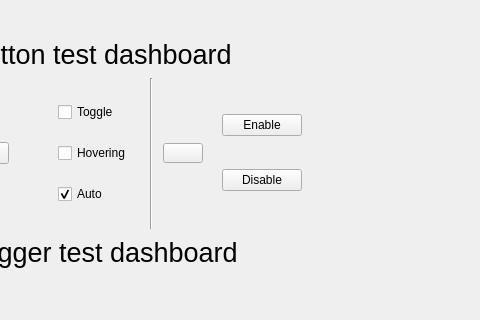
First picture: the form in testApp/mainwindow.ui, repository BeatingLawrence/UltraGUI, before the edit; both pictures show x 182 to 662 and y 0 to 320 of the 800 by 600 pixel window.
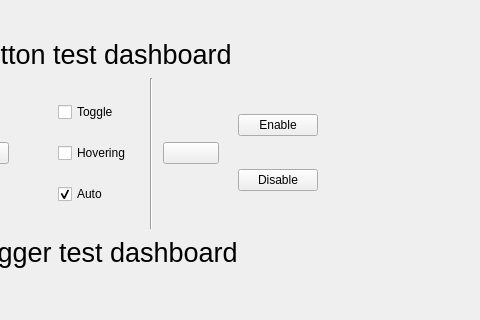
Second picture: the form after the edit. The open tabs and pages were chosen to show the change. Custom widgets are drawn as their Qt base class.

Diff of the .ui file:
```diff
--- a/testApp/mainwindow.ui
+++ b/testApp/mainwindow.ui
@@ -343,8 +343,14 @@
                 </property>
                 <property name="maximumSize">
                  <size>
-                  <width>40</width>
-                  <height>20</height>
+                  <width>56</width>
+                  <height>22</height>
+                 </size>
+                </property>
+                <property name="minimumSize">
+                 <size>
+                  <width>56</width>
+                  <height>22</height>
                  </size>
                 </property>
                 <property name="text">
```
